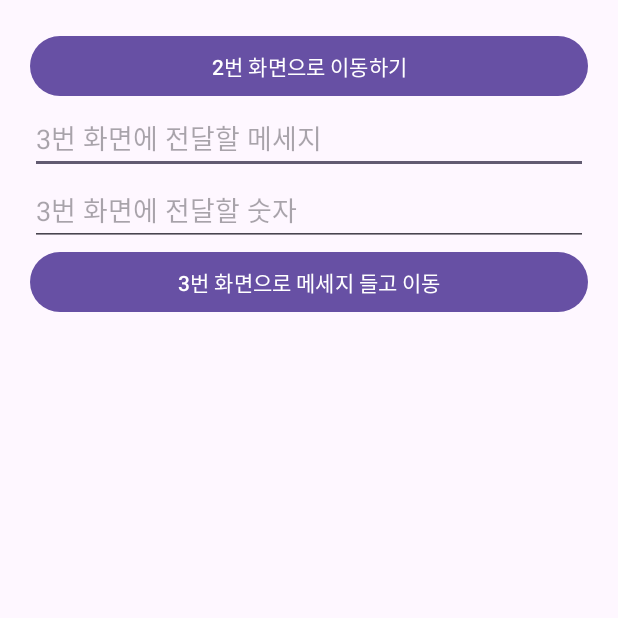
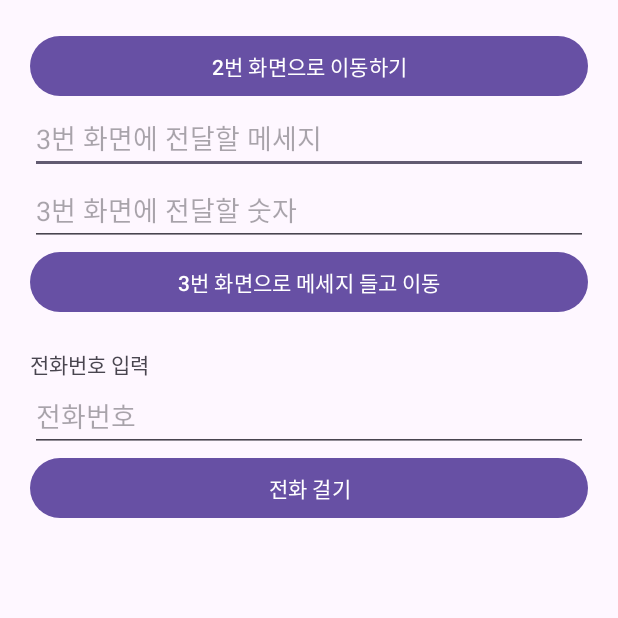
Before and after one commit to cho881020/Activity_20231029, an Android app: the screen it shows after launch (MainActivity), on a phone screen of 412 x 824 dp, the top half of it. Run offline under Robolectric (Android 15) with nearby library versions, the phone set to English and light mode, and no system bars; our stand-ins replace data binding.

```diff
--- a/app/src/main/java/kr/ac/wku/activity_20231029/MainActivity.kt
+++ b/app/src/main/java/kr/ac/wku/activity_20231029/MainActivity.kt
@@ -1,6 +1,7 @@
 package kr.ac.wku.activity_20231029
 
 import android.content.Intent
+import android.net.Uri
 import androidx.appcompat.app.AppCompatActivity
 import android.os.Bundle
 import androidx.databinding.DataBindingUtil
@@ -55,5 +56,23 @@ class MainActivity : AppCompatActivity() {
         }
 
 
+//        전화 걸기 버튼 동작
+
+        binding.btnPhoneCall.setOnClickListener {
+
+//            입력한 전화번호 추출 (변수 저장)
+            val inputPhoneNum = binding.edtPhoneNum.text.toString()
+
+//            어디에 전화를 걸지, 번호 정보를 기록하는 Uri
+            val myUri = Uri.parse("tel:${inputPhoneNum}")
+
+//            전화 앱에 전화번호를 들고 이동
+            val myIntent = Intent( Intent.ACTION_DIAL, myUri )
+
+            startActivity(myIntent)
+
+        }
+
+
     }
 }
--- a/app/src/main/res/layout/activity_main.xml
+++ b/app/src/main/res/layout/activity_main.xml
@@ -34,6 +34,25 @@
             android:layout_height="wrap_content"
             android:text="3번 화면으로 메세지 들고 이동" />
 
+        <TextView
+            android:layout_width="wrap_content"
+            android:layout_height="wrap_content"
+            android:text="전화번호 입력"
+            android:layout_marginTop="20dp" />
+
+        <EditText
+            android:id="@+id/edtPhoneNum"
+            android:layout_width="match_parent"
+            android:layout_height="wrap_content"
+            android:hint="전화번호"
+            android:inputType="phone" />
+
+        <Button
+            android:id="@+id/btnPhoneCall"
+            android:layout_width="match_parent"
+            android:layout_height="wrap_content"
+            android:text="전화 걸기" />
+
 
     </LinearLayout>
 </layout>
```
